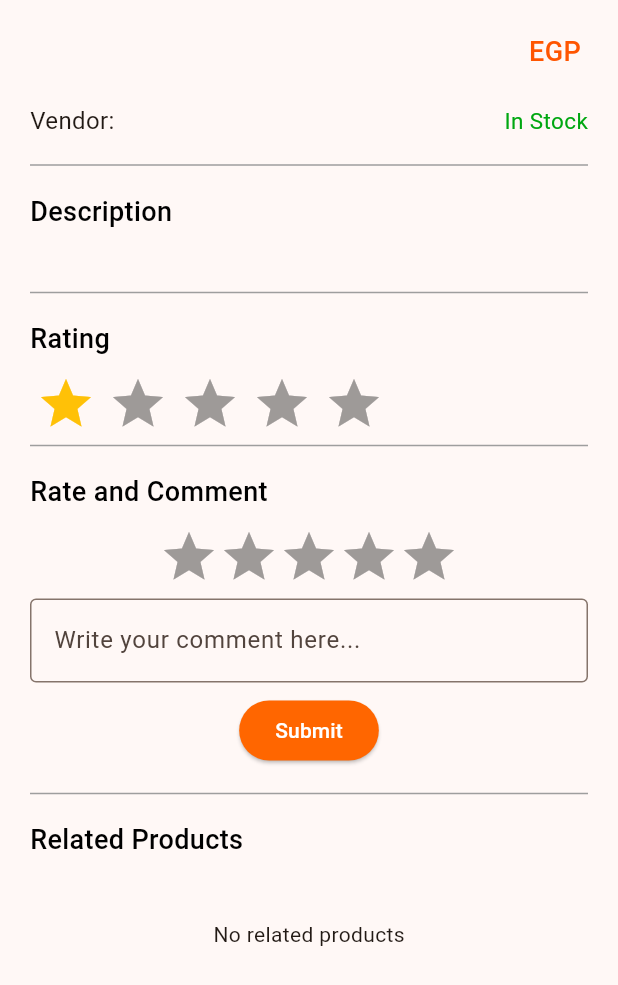
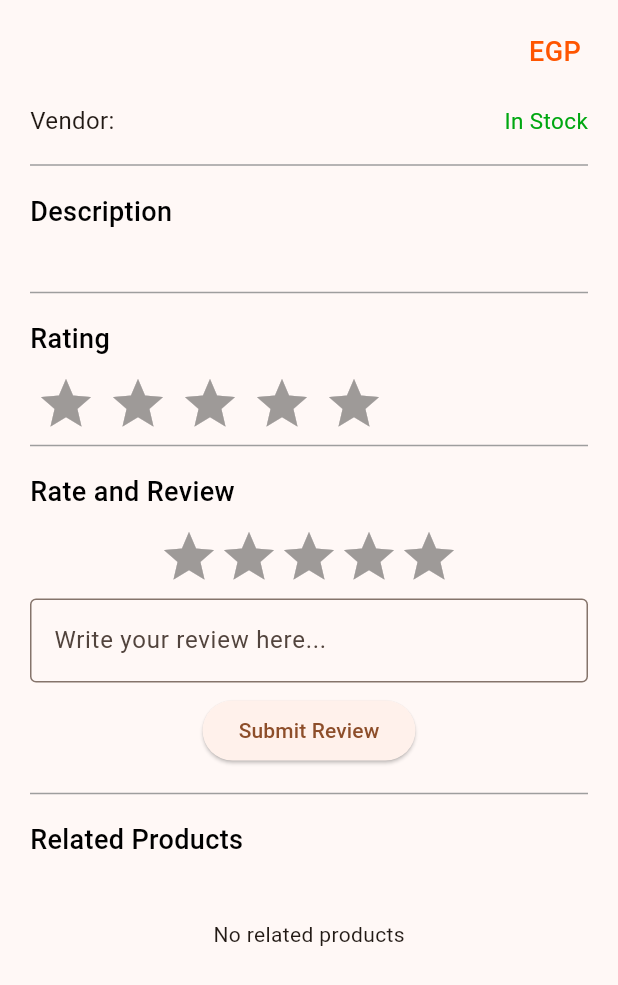
Before and after one commit to Q00R/bite-express, a Flutter app: the ProductInfo widget shown alone on an empty page, opened directly with empty values, on a phone screen of 412 x 824 dp. Shown: the top 985 px of the screen. Run offline on Flutter 3.47's test engine with Material 3 defaults, Android fonts, the phone set to English and light mode, and no system bars; drawn by our look-alikes of flutter_rating_bar; our stand-ins replace carousel_slider, image_picker; missing offline and left inert: animation_search_bar, side_sheet; network calls fail.

Commit message:
added option to add rating and review

```diff
--- a/biteexpress/lib/widgets/productInfo.dart
+++ b/biteexpress/lib/widgets/productInfo.dart
@@ -2,20 +2,30 @@ import 'package:flutter/material.dart';
 import 'package:flutter_rating_bar/flutter_rating_bar.dart';
 import '../classes/product.dart';
 import './relatedProductsList.dart';
+import '../providers/productsProvider.dart';
+import 'package:provider/provider.dart';
 
-class ProductInfo extends StatelessWidget {
+class ProductInfo extends StatefulWidget {
   final Product product;
   const ProductInfo({Key? key, required this.product}) : super(key: key);
 
+  @override
+  _ProductInfoState createState() => _ProductInfoState();
+}
+
+class _ProductInfoState extends State<ProductInfo> {
+  final TextEditingController _commentController = TextEditingController();
+  double _rating = 0;
+
   double calculateAverageRating() {
-    if (product.ratings.isEmpty) {
-      return 1.0;
+    if (widget.product.ratings.isEmpty) {
+      return 0;
     }
     int total = 0;
-    product.ratings.values.forEach((rating) {
+    widget.product.ratings.values.forEach((rating) {
       total += rating.toInt();
     });
-    return (total / product.ratings.length).roundToDouble();
+    return (total / widget.product.ratings.length).roundToDouble();
   }
 
   @override
@@ -34,7 +44,7 @@ class ProductInfo extends StatelessWidget {
                 children: [
                   Flexible(
                     child: Text(
-                      product.title,
+                      widget.product.title,
                       style: const TextStyle(
                         fontSize: 20,
                         fontWeight: FontWeight.bold,
@@ -44,7 +54,7 @@ class ProductInfo extends StatelessWidget {
                   Align(
                     alignment: Alignment.topRight,
                     child: Text(
-                      'EGP ${product.price}',
+                      'EGP ${widget.product.price}',
                       style: const TextStyle(
                         fontSize: 18,
                         color: Color.fromARGB(255, 255, 85, 0),
@@ -61,7 +71,7 @@ class ProductInfo extends StatelessWidget {
                   Align(
                     alignment: Alignment.centerLeft,
                     child: Text(
-                      'Vendor: ${product.createdVendor}',
+                      'Vendor: ${widget.product.createdVendor}',
                       style: const TextStyle(
                         fontSize: 16,
                         fontWeight: FontWeight.normal,
@@ -101,7 +111,7 @@ class ProductInfo extends StatelessWidget {
                 child: Align(
                   alignment: Alignment.topLeft,
                   child: Text(
-                    product.description,
+                    widget.product.description,
                     style: const TextStyle(
                       fontSize: 16,
                       fontWeight: FontWeight.normal,
@@ -145,13 +155,12 @@ class ProductInfo extends StatelessWidget {
                   },
                 ),
               ),
-              // "Rate and Comment" section
               const Divider(color: Colors.grey),
               const SizedBox(height: 10),
               const Align(
                 alignment: Alignment.centerLeft,
                 child: Text(
-                  'Rate and Comment',
+                  'Rate and Review',
                   style: TextStyle(
                     fontSize: 18,
                     color: Colors.black,
@@ -160,7 +169,6 @@ class ProductInfo extends StatelessWidget {
                 ),
               ),
               const SizedBox(height: 10),
-              // Rating Bar
               RatingBar.builder(
                 initialRating: 0,
                 minRating: 1,
@@ -172,34 +180,47 @@ class ProductInfo extends StatelessWidget {
                   color: Colors.amber,
                 ),
                 onRatingUpdate: (rating) {
-                  // Handle rating update
-                  print(rating);
+                  setState(() {
+                    _rating = rating;
+                  });
                 },
               ),
-              // Comment Text Field
               Padding(
                 padding: const EdgeInsets.symmetric(vertical: 8.0),
                 child: TextFormField(
+                  controller: _commentController,
                   maxLines: null,
                   keyboardType: TextInputType.multiline,
                   decoration: const InputDecoration(
-                    hintText: 'Write your comment here...',
+                    hintText: 'Write your review here...',
                     border: OutlineInputBorder(
                       borderSide: BorderSide(color: Colors.orange),
                     ),
                   ),
                 ),
               ),
-              // Submit Button
               ElevatedButton(
                 onPressed: () {
-                  // Handle comment submission
+                  final comment = _commentController.text;
+                  if (comment.isNotEmpty) {
+                    Provider.of<ProductProvider>(context, listen: false)
+                        .addCommentToProduct(
+                      widget.product,
+                      comment,
+                      'userId', // Replace with actual userId
+                      'FirstName', // Replace with actual firstName
+                      'LastName', // Replace with actual lastName
+                      _rating,
+                    );
+                    _commentController.clear();
+                    ScaffoldMessenger.of(context).showSnackBar(
+                      const SnackBar(
+                        content: Text('Review and Rating added successfully!'),
+                      ),
+                    );
+                  }
                 },
-                style: ElevatedButton.styleFrom(
-                  foregroundColor: Colors.white,
-                  backgroundColor: const Color.fromARGB(255, 255, 102, 0),
-                ),
-                child: const Text('Submit'),
+                child: const Text('Submit Review'),
               ),
               const SizedBox(height: 10),
               const Divider(
@@ -218,8 +239,8 @@ class ProductInfo extends StatelessWidget {
                 ),
               ),
               RelatedProductsList(
-                productId: product.productId,
-                subCategory: product.subcategory,
+                productId: widget.product.productId,
+                subCategory: widget.product.subcategory,
               ),
             ],
           ),
```
Also changed, not shown: biteexpress/lib/providers/productsProvider.dart (+54 -48 lines).
